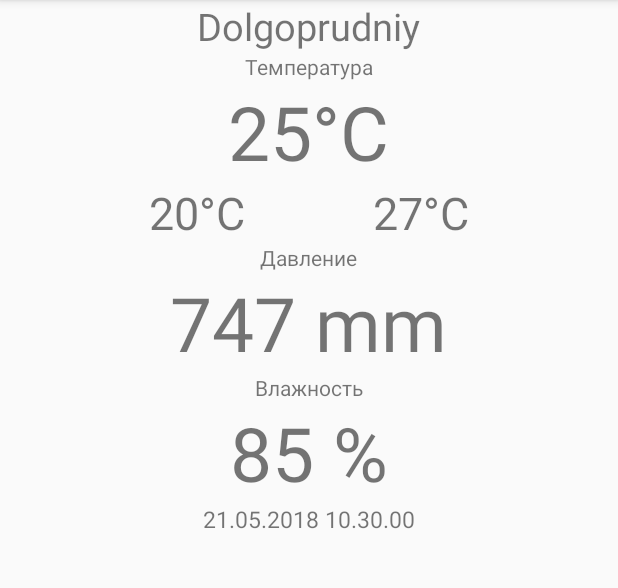
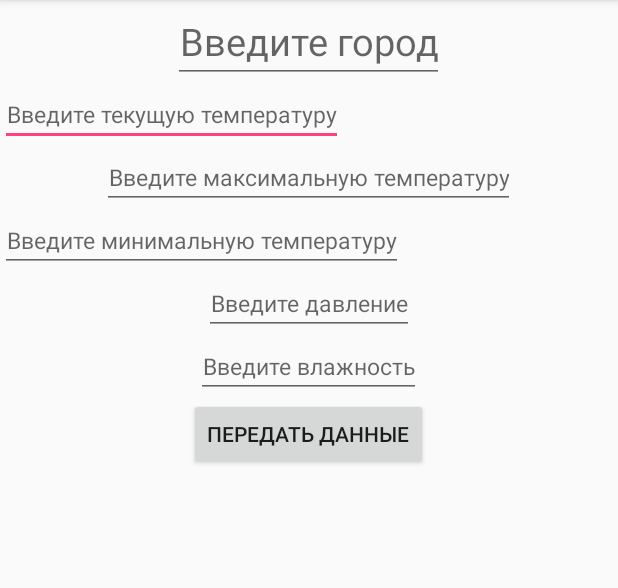
Before and after one commit to JekaPopov/AndroidLessons, an Android app: the screen it shows after launch (MainActivity), on a phone screen of 412 x 824 dp, the part 84-672 px from its top. Run offline under Robolectric (Android 15) with nearby library versions, the phone set to English and light mode, and no system bars.

Commit message:
secondActivity

```diff
--- a/app/build.gradle
+++ b/app/build.gradle
@@ -1,7 +1,7 @@
 apply plugin: 'com.android.application'
 
 android {
-    compileSdkVersion 26
+    compileSdkVersion 27
     defaultConfig {
         applicationId "ru.dravn.androidlessons"
         minSdkVersion 16
@@ -20,7 +20,7 @@ android {
 
 dependencies {
     implementation fileTree(dir: 'libs', include: ['*.jar'])
-    implementation 'com.android.support:appcompat-v7:26.1.0'
+    implementation 'com.android.support:appcompat-v7:27.1.1'
     implementation 'com.android.support.constraint:constraint-layout:1.1.0'
     testImplementation 'junit:junit:4.12'
     androidTestImplementation 'com.android.support.test:runner:1.0.2'
--- a/app/src/main/AndroidManifest.xml
+++ b/app/src/main/AndroidManifest.xml
@@ -16,6 +16,7 @@
                 <category android:name="android.intent.category.LAUNCHER" />
             </intent-filter>
         </activity>
+        <activity android:name=".Main2Activity"></activity>
     </application>
 
 </manifest>
--- a/app/src/main/java/ru/dravn/androidlessons/MainActivity.java
+++ b/app/src/main/java/ru/dravn/androidlessons/MainActivity.java
@@ -1,24 +1,31 @@
 package ru.dravn.androidlessons;
 
+import android.content.Intent;
 import android.support.v7.app.AppCompatActivity;
 import android.os.Bundle;
 import android.text.format.Time;
+import android.view.View;
+import android.widget.Button;
+import android.widget.EditText;
 import android.widget.TextView;
+import android.widget.Toast;
+
+import java.util.HashMap;
+
+import static android.provider.Telephony.Mms.Part.TEXT;
 
 
 public class MainActivity extends AppCompatActivity {
 
-    private TextView cityName;
-    private TextView temp_current;
-    private TextView pressure;
-    private TextView humidity;
-    private TextView temp_min;
-    private TextView temp_max;
-    private TextView time_request;
+    private EditText mCityName;
+    private EditText mTempCurrent;
+    private EditText mPressure;
+    private EditText mHumidity;
+    private EditText mTempMin;
+    private EditText mTempMax;
 
-    final private static String TEMP = "temp";
-    final private static String HUMIDITY = "hum";
-    final private static String PRESSURE = "press";
+
+    private Button mButton;
 
 
 
@@ -28,45 +35,76 @@ public class MainActivity extends AppCompatActivity {
         setContentView(R.layout.activity_main);
 
 
-        cityName = findViewById(R.id.city);
-        temp_current = findViewById(R.id.temp_current);
-        pressure = findViewById(R.id.pressure);
-        humidity = findViewById(R.id.humidity);
-        temp_min = findViewById(R.id.temp_min);
-        temp_max = findViewById(R.id.temp_max);
-        time_request = findViewById(R.id.time_request);
+        mCityName = findViewById(R.id.city);
+        mTempCurrent = findViewById(R.id.temp_current);
+        mPressure = findViewById(R.id.pressure);
+        mHumidity = findViewById(R.id.humidity);
+        mTempMin = findViewById(R.id.temp_min);
+        mTempMax = findViewById(R.id.temp_max);
+        mButton = findViewById(R.id.button);
+
+        final String format = getResources().getString(R.string.msg_format);
 
 
-        cityName.setText("Dolgoprudniy");
-        temp_current.setText(format(25,TEMP));
-        pressure.setText(format(747,PRESSURE));
-        humidity.setText(format(85,HUMIDITY));
-        temp_min.setText(format(20,TEMP));
-        temp_max.setText(format(27,TEMP));
+        mButton.setOnClickListener(new View.OnClickListener() {
+            @Override
+            public void onClick(View view) {
 
-        Time now = new Time();
-        now.setToNow();
-        time_request.setText(now.format("%d.%m.%Y %H.%M.%S"));
+                if(mCityName.getText().length()==0)
+                {
+                    showMessage(getResources().getString(R.string.editCity));
+                    mCityName.requestFocus();
+                }
+                else if(mTempCurrent.getText().length()==0)
+                {
+                    showMessage(getResources().getString(R.string.editTemp));
+                    mTempCurrent.requestFocus();
+                }
+                else if(mPressure.getText().length()==0)
+                {
+                    showMessage(getResources().getString(R.string.editPressure));
+                    mPressure.requestFocus();
+                }
+                else if(mHumidity.getText().length()==0)
+                {
+                    showMessage(getResources().getString(R.string.editHumidity));
+                    mHumidity.requestFocus();
+                }
+                else if(mTempMin.getText().length()==0)
+                {
+                    showMessage(getResources().getString(R.string.editMinTemp));
+                    mTempMin.requestFocus();
+                }
+                else if(mTempMax.getText().length()==0)
+                {
+                    showMessage(getResources().getString(R.string.editMaxTemp));
+                    mTempMax.requestFocus();
+                }
+
+                HashMap<String, String> msg = new HashMap<>();
+
+                msg.put("city", mCityName.getText().toString());
+                msg.put("currTemp", mTempCurrent.getText().toString());
+                msg.put("minTemp", mTempMin.getText().toString());
+                msg.put("maxTemp", mTempMax.getText().toString());
+                msg.put("humidity", mHumidity.getText().toString());
+                msg.put("pressure", mPressure.getText().toString());
+
+                Intent intent = new Intent(MainActivity.this, Main2Activity.class);
+                intent.putExtra("map", msg);
+                startActivity(intent);
+            }
+        });
+
+
+
 
     }
 
-    private String format(int val, String valName)
+    protected void showMessage(String msg)
     {
-        String format;
-        switch (valName)
-        {
-            case TEMP:
-                format = getResources().getString(R.string.temp_format);
-                return String.format(format, val);
-            case HUMIDITY:
-                format = getResources().getString(R.string.humidity_format);
-                return String.format(format, val);
-            case PRESSURE:
-                format = getResources().getString(R.string.pressure_format);
-                return String.format(format, val);
-            default: return "";
-        }
-
+        Toast.makeText(this, msg, Toast.LENGTH_SHORT).show();
     }
 
+
 }
--- a/app/src/main/res/layout/activity_main.xml
+++ b/app/src/main/res/layout/activity_main.xml
@@ -1,95 +1,96 @@
 <?xml version="1.0" encoding="utf-8"?>
+
+<ScrollView
+    xmlns:android="http://schemas.android.com/apk/res/android"
+    android:layout_width="match_parent"
+    android:layout_height="match_parent">
+
+
 <RelativeLayout
     xmlns:android="http://schemas.android.com/apk/res/android"
     android:layout_width="match_parent"
     android:layout_height="match_parent">
 
-    <TextView
+    <EditText
         android:id="@+id/city"
         android:layout_width="wrap_content"
         android:layout_height="wrap_content"
         android:layout_alignParentTop="true"
         android:layout_centerHorizontal="true"
-        android:text="@string/city"
-        android:textSize="25sp"/>
+        android:inputType="text"
+        android:hint="@string/editCity"
+        android:textSize="@dimen/middleText"
+        android:gravity="center"/>
 
-    <TextView
-        android:id="@+id/textView2"
-        android:layout_width="wrap_content"
-        android:layout_height="wrap_content"
-        android:layout_below="@+id/city"
-        android:layout_centerHorizontal="true"
-        android:text="@string/temp_current" />
 
-    <TextView
+    <EditText
         android:id="@+id/temp_current"
         android:layout_width="wrap_content"
         android:layout_height="wrap_content"
-        android:layout_below="@+id/textView2"
+        android:layout_alignParentLeft="true"
+        android:layout_alignParentStart="true"
         android:layout_centerHorizontal="true"
-        android:text=""
-        android:textSize="50sp"/>
+        android:layout_below="@+id/city"
+        android:inputType="numberDecimal"
+        android:hint="@string/editTemp"
+        android:textSize="@dimen/smallText"
+        android:gravity="center"/>
 
-    <TextView
+    <EditText
         android:id="@+id/temp_max"
         android:layout_width="wrap_content"
         android:layout_height="wrap_content"
         android:layout_below="@+id/temp_current"
-        android:layout_toEndOf="@+id/textView2"
-        android:layout_toRightOf="@+id/textView2"
-        android:text=""
-        android:textSize="30sp" />
+        android:layout_centerHorizontal="true"
+        android:inputType="numberDecimal"
+        android:hint="@string/editMaxTemp"
+        android:textSize="@dimen/smallText"
+        android:gravity="center"/>
 
-    <TextView
+    <EditText
         android:id="@+id/temp_min"
         android:layout_width="wrap_content"
         android:layout_height="wrap_content"
-        android:layout_alignBaseline="@+id/temp_max"
-        android:layout_alignBottom="@+id/temp_max"
-        android:layout_toLeftOf="@+id/textView2"
-        android:layout_toStartOf="@+id/textView2"
-        android:text=""
-        android:textSize="30sp" />
+        android:layout_alignParentLeft="true"
+        android:layout_alignParentStart="true"
+        android:layout_centerHorizontal="true"
+        android:inputType="numberDecimal"
+        android:layout_below="@+id/temp_max"
+        android:hint="@string/editMinTemp"
+        android:textSize="@dimen/smallText"
+        android:gravity="center"/>
 
-    <TextView
-        android:id="@+id/textView4"
-        android:layout_width="wrap_content"
-        android:layout_height="wrap_content"
-        android:layout_below="@+id/temp_max"
-        android:layout_centerHorizontal="true"
-        android:text="@string/pressure"/>
 
-    <TextView
+    <EditText
         android:id="@+id/pressure"
         android:layout_width="wrap_content"
         android:layout_height="wrap_content"
-        android:layout_below="@+id/textView4"
+        android:layout_below="@+id/temp_min"
         android:layout_centerHorizontal="true"
-        android:text=""
-        android:textSize="50sp" />
-    <TextView
-        android:id="@+id/textView5"
+        android:inputType="number"
+        android:hint="@string/editPressure"
+        android:textSize="@dimen/smallText"
+        android:gravity="center"/>
+
+
+    <EditText
+        android:id="@+id/humidity"
         android:layout_width="wrap_content"
         android:layout_height="wrap_content"
         android:layout_below="@+id/pressure"
         android:layout_centerHorizontal="true"
-        android:text="@string/humidity" />
+        android:inputType="number"
+        android:hint="@string/editHumidity"
+        android:textSize="@dimen/smallText"
+        android:gravity="center"/>
 
-    <TextView
-        android:id="@+id/humidity"
+    <Button
+        android:id="@+id/button"
         android:layout_width="wrap_content"
         android:layout_height="wrap_content"
-        android:layout_below="@+id/textView5"
-        android:layout_centerHorizontal="true"
-        android:text=""
-        android:textSize="50sp" />
-
-    <TextView
-        android:id="@+id/time_request"
-        android:layout_width="wrap_content"
-        android:layout_height="wrap_content"
+        android:text="@string/sendData"
         android:layout_below="@+id/humidity"
         android:layout_centerHorizontal="true"
-        android:textSize="15sp"
-        android:text="" />
+        android:gravity="center"/>
 </RelativeLayout>
+</ScrollView>
--- /dev/null
+++ b/app/src/main/res/values/dimens.xml
@@ -0,0 +1,7 @@
+<?xml version="1.0" encoding="utf-8"?>
+<resources>
+    <dimen name="middleText">25sp</dimen>
+    <dimen name="bigText">50sp</dimen>
+    <dimen name="bigMiddleText">30sp</dimen>
+    <dimen name="smallText">15sp</dimen>
+</resources>
--- a/app/src/main/res/values/strings.xml
+++ b/app/src/main/res/values/strings.xml
@@ -9,4 +9,12 @@
     <string name="temp_format">%1$d°C</string>
     <string name="pressure_format">%1$d mm</string>
     <string name="humidity_format">%1$d %%</string>
+    <string name="editCity">Введите город</string>
+    <string name="editTemp">Введите текущую температуру</string>
+    <string name="editMaxTemp">Введите максимальную температуру</string>
+    <string name="editMinTemp">Введите минимальную температуру</string>
+    <string name="editPressure">Введите давление</string>
+    <string name="editHumidity">Введите влажность</string>
+    <string name="sendData">Передать данные</string>
+    <string name="msg_format">Введите %1$s </string>r>
 </resources>
```
Also changed, not shown: app/src/main/java/ru/dravn/androidlessons/Main2Activity.java (added, +77 -0 lines), app/src/main/res/layout/activity_main2.xml (added, +98 -0 lines).
